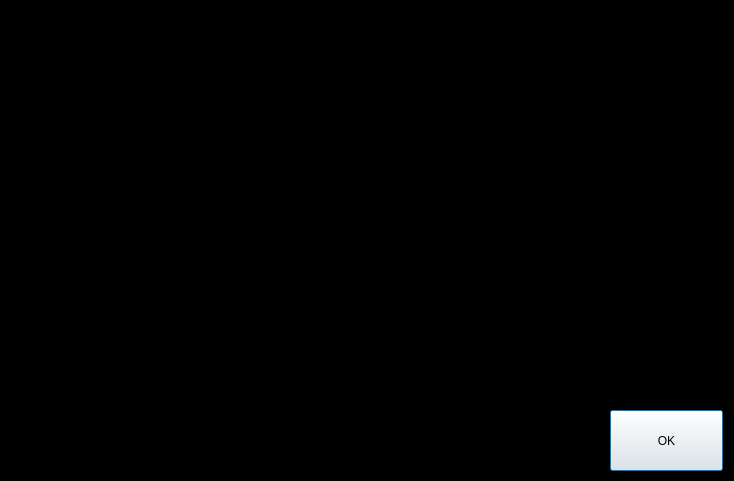
Qt form AboutForm.ui (rmick/Combobulator) before a commit.
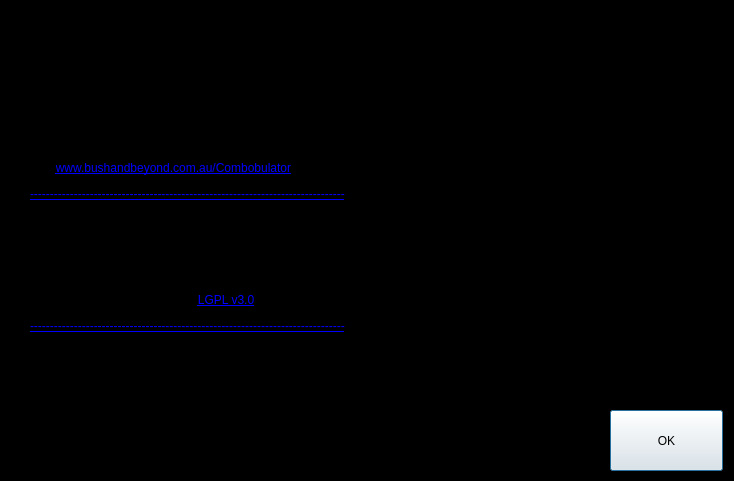
The same form after that commit.

```diff
--- a/AboutForm.ui
+++ b/AboutForm.ui
@@ -45,7 +45,7 @@
     </rect>
    </property>
    <property name="text">
-    <string>&lt;html&gt;&lt;head/&gt;&lt;body&gt;&lt;p&gt;(C) 2017 S Richie Mickan&lt;/p&gt;&lt;p&gt;&lt;br/&gt;Created in Qt 5.9.1&lt;/p&gt;&lt;p&gt;&lt;br/&gt;Free for personal use of up to 6 players.&lt;/p&gt;&lt;p&gt;Commercial use or hosting games with more than 6 players requires a license.&lt;/p&gt;&lt;p&gt;&lt;br/&gt;&lt;/p&gt;&lt;p&gt;richie@bushandbeyond.com.au&lt;/p&gt;&lt;p&gt;www.github.com/rmick&lt;/p&gt;&lt;p&gt;&lt;br/&gt;&lt;/p&gt;&lt;p&gt;Thanks to A. Faucher and R. McArdyle for their work in reverse engineering the LTTO IR codes.&lt;br/&gt;Visit wiki.lazerswarm.com for all the info.&lt;/p&gt;&lt;p&gt;Special thanks to Bryan Steele for extensive beta testing and bug finding,&lt;br/&gt;Andrew Dene for the Logo, and Ben Rutherford for the hardware PCB layout.&lt;/p&gt;&lt;/body&gt;&lt;/html&gt;</string>
+    <string>&lt;html&gt;&lt;head/&gt;&lt;body&gt;&lt;p&gt;Copyright 2017-2018          S Richie Mickan&lt;/p&gt;&lt;p&gt;&lt;br/&gt;Created in Qt 5.10&lt;/p&gt;&lt;p&gt;&lt;br/&gt;Visit &lt;a href=&quot;http://www.bushandbeyond.com.au/combobulator.html&quot;&gt;&lt;span style=&quot; text-decoration: underline; color:#0000ff;&quot;&gt;www.bushandbeyond.com.au/Combobulator&lt;/span&gt;&lt;/a&gt; to purchase the WiFi hardware interface.&lt;/p&gt;&lt;p&gt;&lt;a href=&quot;https://www.gnu.org/licenses/lgpl.txt&quot;&gt;&lt;span style=&quot; text-decoration: underline; color:#0000ff;&quot;&gt;-------------------------------------------------------------------------------&lt;/span&gt;&lt;/a&gt;&lt;/p&gt;&lt;p&gt;Thanks to A. Faucher and R. McArdyle for their work in reverse engineering the LTTO IR codes.&lt;br/&gt;Visit wiki.lazerswarm.com for all the info.&lt;/p&gt;&lt;p&gt;Special thanks to Bryan Steele for extensive beta testing and bug finding,&lt;br/&gt;Andrew Dene for the Logo, and Ben Rutherford for the hardware PCB layout.&lt;/p&gt;&lt;p&gt;This software is licensed under &lt;a href=&quot;https://www.gnu.org/licenses/lgpl.txt&quot;&gt;&lt;span style=&quot; text-decoration: underline; color:#0000ff;&quot;&gt;LGPL v3.0&lt;/span&gt;&lt;/a&gt;&lt;/p&gt;&lt;p&gt;&lt;a href=&quot;https://www.gnu.org/licenses/lgpl.txt&quot;&gt;&lt;span style=&quot; text-decoration: underline; color:#0000ff;&quot;&gt;-------------------------------------------------------------------------------&lt;/span&gt;&lt;/a&gt;&lt;/p&gt;&lt;p&gt;richie@bushandbeyond.com.au&lt;/p&gt;&lt;p&gt;www.github.com/rmick&lt;br/&gt;&lt;/p&gt;&lt;/body&gt;&lt;/html&gt;</string>
    </property>
   </widget>
  </widget>
```
